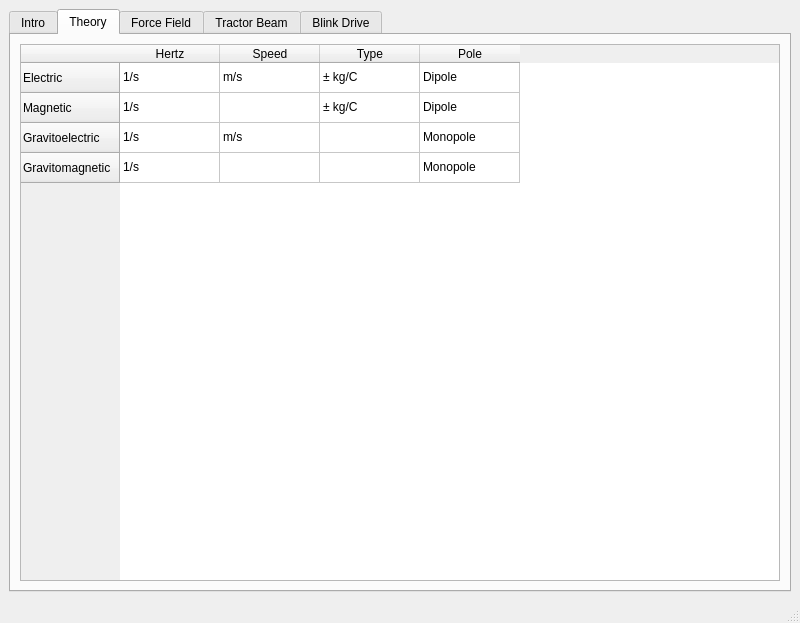
Before: the Qt Designer form mainwindow.ui in philippeb8/ft-gem, drawn with Qt 5.
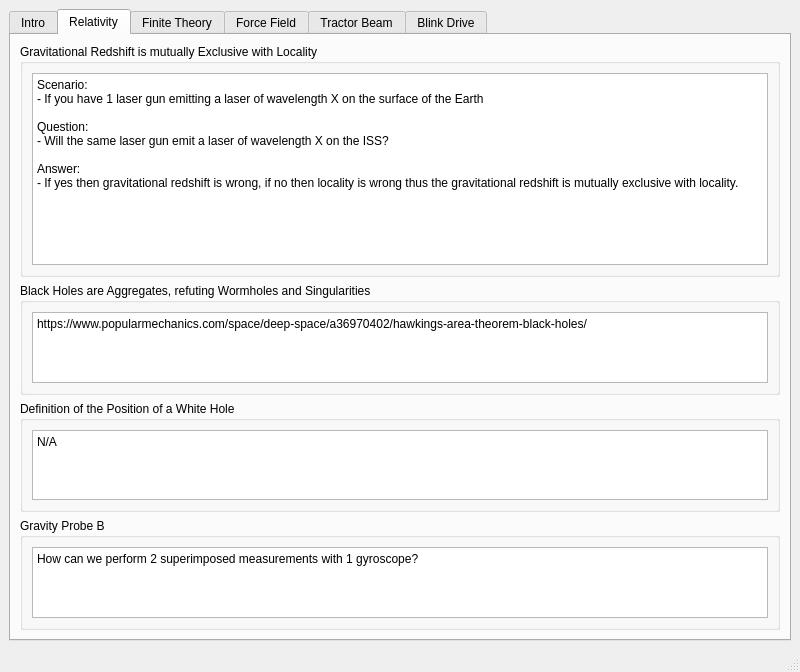
After: the same form once the commit is applied. The open tabs and pages were chosen to show the change. Custom widgets are drawn as their Qt base class.

What changed in the file:
```diff
--- a/mainwindow.ui
+++ b/mainwindow.ui
@@ -7,7 +7,7 @@
     <x>0</x>
     <y>0</y>
     <width>800</width>
-    <height>623</height>
+    <height>613</height>
    </rect>
   </property>
   <property name="sizePolicy">
@@ -38,11 +38,125 @@
       </widget>
       <widget class="QWidget" name="tab_5">
        <attribute name="title">
-        <string>Theory</string>
+        <string>Relativity</string>
        </attribute>
-       <layout class="QHBoxLayout" name="horizontalLayout_17">
+       <layout class="QVBoxLayout" name="verticalLayout_5">
         <item>
-         <widget class="QTableWidget" name="tableWidget">
+         <widget class="QGroupBox" name="groupBox_2">
+          <property name="title">
+           <string>Gravitational Redshift is mutually Exclusive with Locality</string>
+          </property>
+          <layout class="QHBoxLayout" name="horizontalLayout_18">
+           <item>
+            <widget class="QPlainTextEdit" name="plainTextEdit">
+             <property name="sizePolicy">
+              <sizepolicy hsizetype="Expanding" vsizetype="MinimumExpanding">
+               <horstretch>0</horstretch>
+               <verstretch>0</verstretch>
+              </sizepolicy>
+             </property>
+             <property name="plainText">
+              <string>Scenario:
+- If you have 1 laser gun emitting a laser of wavelength X on the surface of the Earth
+
+Question:
+- Will the same laser gun emit a laser of wavelength X on the ISS?
+
+Answer:
+- If yes then gravitational redshift is wrong, if no then locality is wrong thus the gravitational redshift is mutually exclusive with locality.</string>
+             </property>
+            </widget>
+           </item>
+          </layout>
+         </widget>
+        </item>
+        <item>
+         <widget class="QGroupBox" name="groupBox_3">
+          <property name="title">
+           <string>Black Holes are Aggregates, refuting Wormholes and Singularities</string>
+          </property>
+          <layout class="QHBoxLayout" name="horizontalLayout_19">
+           <item>
+            <widget class="QPlainTextEdit" name="plainTextEdit_2">
+             <property name="sizePolicy">
+              <sizepolicy hsizetype="Expanding" vsizetype="Preferred">
+               <horstretch>0</horstretch>
+               <verstretch>0</verstretch>
+              </sizepolicy>
+             </property>
+             <property name="plainText">
+              <string>https://www.popularmechanics.com/space/deep-space/a36970402/hawkings-area-theorem-black-holes/</string>
+             </property>
+            </widget>
+           </item>
+          </layout>
+         </widget>
+        </item>
+        <item>
+         <widget class="QGroupBox" name="groupBox_4">
+          <property name="title">
+           <string>Definition of the Position of a White Hole</string>
+          </property>
+          <layout class="QHBoxLayout" name="horizontalLayout_20">
+           <item>
+            <widget class="QPlainTextEdit" name="plainTextEdit_3">
+             <property name="sizePolicy">
+              <sizepolicy hsizetype="Expanding" vsizetype="Preferred">
+               <horstretch>0</horstretch>
+               <verstretch>0</verstretch>
+              </sizepolicy>
+             </property>
+             <property name="plainText">
+              <string>N/A</string>
+             </property>
+            </widget>
+           </item>
+          </layout>
+         </widget>
+        </item>
+        <item>
+         <widget class="QGroupBox" name="groupBox_6">
+          <property name="title">
+           <string>Gravity Probe B</string>
+          </property>
+          <layout class="QHBoxLayout" name="horizontalLayout_22">
+           <item>
+            <widget class="QPlainTextEdit" name="plainTextEdit_4">
+             <property name="sizePolicy">
+              <sizepolicy hsizetype="Expanding" vsizetype="Preferred">
+               <horstretch>0</horstretch>
+               <verstretch>0</verstretch>
+              </sizepolicy>
+             </property>
+             <property name="plainText">
+              <string>How can we perform 2 superimposed measurements with 1 gyroscope?</string>
+             </property>
+            </widget>
+           </item>
+          </layout>
+         </widget>
+        </item>
+       </layout>
+      </widget>
+      <widget class="QWidget" name="tab_6">
+       <attribute name="title">
+        <string>Finite Theory</string>
+       </attribute>
+       <layout class="QVBoxLayout" name="verticalLayout_4">
+        <item>
+         <widget class="QGroupBox" name="groupBox_5">
+          <property name="title">
+           <string>Measurement Units</string>
+          </property>
+          <layout class="QHBoxLayout" name="horizontalLayout_21">
+           <item>
+            <widget class="QTableWidget" name="tableWidget_2">
+             <property name="sizePolicy">
+              <sizepolicy hsizetype="Expanding" vsizetype="Preferred">
+               <horstretch>0</horstretch>
+               <verstretch>0</verstretch>
+              </sizepolicy>
+             </property>
           <row>
            <property name="text">
             <string>Electric</string>
@@ -163,6 +277,45 @@
             <string>Monopole</string>
            </property>
           </item>
+            </widget>
+           </item>
+          </layout>
+         </widget>
+        </item>
+        <item>
+         <widget class="QGroupBox" name="groupBox">
+          <property name="title">
+           <string>Earth's Tides</string>
+          </property>
+          <layout class="QHBoxLayout" name="horizontalLayout_17">
+           <item>
+            <widget class="QTextBrowser" name="textBrowser_4">
+             <property name="sizePolicy">
+              <sizepolicy hsizetype="Minimum" vsizetype="Expanding">
+               <horstretch>0</horstretch>
+               <verstretch>0</verstretch>
+              </sizepolicy>
+             </property>
+             <property name="html">
+              <string>&lt;!DOCTYPE HTML PUBLIC &quot;-//W3C//DTD HTML 4.0//EN&quot; &quot;http://www.w3.org/TR/REC-html40/strict.dtd&quot;&gt;
+&lt;html&gt;&lt;head&gt;&lt;meta name=&quot;qrichtext&quot; content=&quot;1&quot; /&gt;&lt;style type=&quot;text/css&quot;&gt;
+p, li { white-space: pre-wrap; }
+&lt;/style&gt;&lt;/head&gt;&lt;body style=&quot; font-family:'Noto Sans'; font-size:10pt; font-weight:400; font-style:normal;&quot;&gt;
+&lt;p style=&quot; margin-top:0px; margin-bottom:16px; margin-left:0px; margin-right:0px; -qt-block-indent:0; text-indent:0px; background-color:#ffffff;&quot;&gt;&lt;span style=&quot; font-family:'-apple-system,BlinkMacSystemFont,Segoe UI,Helvetica,Arial,sans-serif,Apple Color Emoji,Segoe UI Emoji'; font-size:16px; color:#24292f; background-color:#ffffff;&quot;&gt;Residual of the Earth's tides is showing consistent &amp;quot;aether wind&amp;quot; (when the gravimeter is perpendicular to the Sun) or a superimposed comoving gravitational framework.&lt;/span&gt;&lt;/p&gt;&lt;/body&gt;&lt;/html&gt;</string>
+             </property>
+            </widget>
+           </item>
+           <item>
+            <widget class="ImageViewer" name="tides_1" native="true">
+             <property name="sizePolicy">
+              <sizepolicy hsizetype="Minimum" vsizetype="Preferred">
+               <horstretch>0</horstretch>
+               <verstretch>0</verstretch>
+              </sizepolicy>
+             </property>
+            </widget>
+           </item>
+          </layout>
          </widget>
         </item>
        </layout>
```
Left out of the diff: 2 changed lines with no effect on the pictures. Lines whose indentation alone changed are shown as unchanged.
